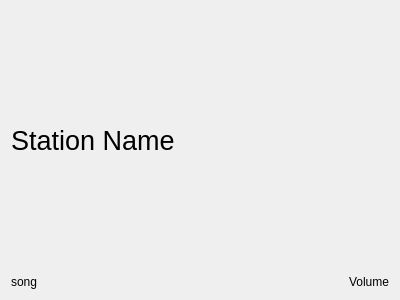
Old version of the form mainwindow.ui in the repository cpina/radio-pi.
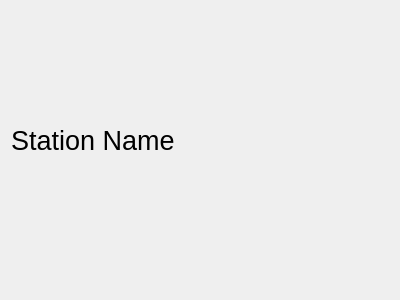
New version of the form.

```diff
--- a/mainwindow.ui
+++ b/mainwindow.ui
@@ -44,7 +44,7 @@
          </sizepolicy>
         </property>
         <property name="text">
-         <string>song</string>
+         <string/>
         </property>
        </widget>
       </item>
@@ -57,7 +57,7 @@
          </sizepolicy>
         </property>
         <property name="text">
-         <string>Volume</string>
+         <string/>
         </property>
        </widget>
       </item>
```
Left out of the diff: 2 changed lines with no effect on the pictures.
